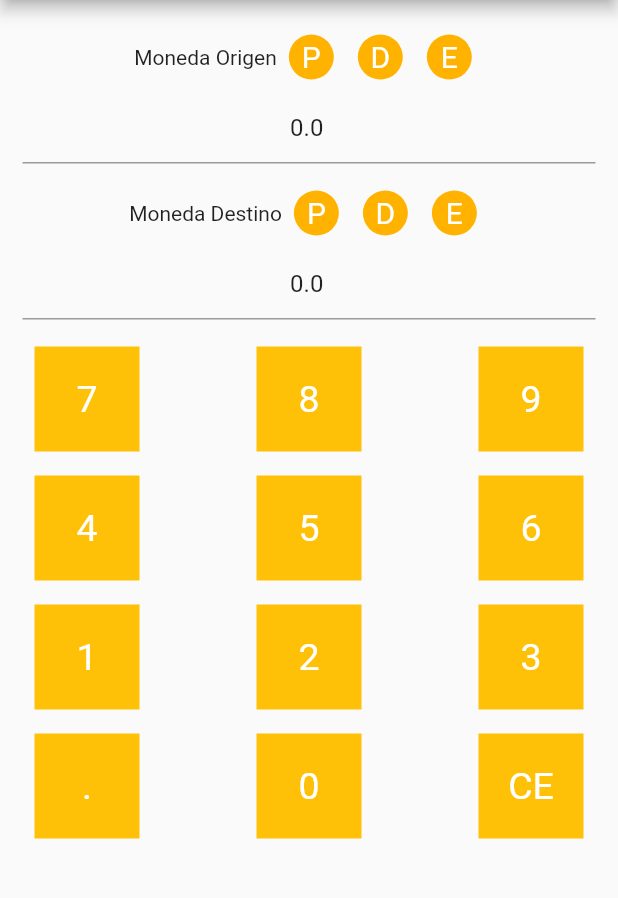
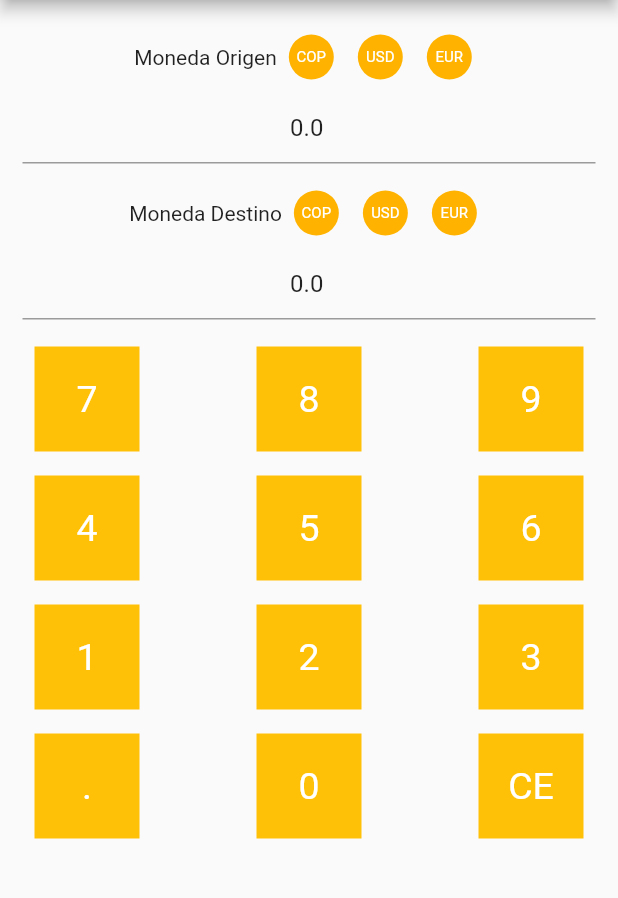
Before and after one commit to garv018/divisas, a Flutter app: the screen it shows after launch, on a phone screen of 412 x 824 dp, the part 84-982 px from its top. Run offline on Flutter 3.47's test engine with Material 2 defaults, Android fonts, the phone set to English and light mode, and no system bars.

```diff
--- a/lib/ui/calculadora/convertir.dart
+++ b/lib/ui/calculadora/convertir.dart
@@ -113,19 +113,19 @@ class _ConvertirState extends State<Convertir> {
                 onTap: () => cambiarestadoO("P"),
                 child: Monedas(
                   moneda: pesoO,
-                  texto: 'P',
+                  texto: 'COP',
                 ),
               ),
               GestureDetector(
                 onTap: () => cambiarestadoO("D"),
                 child: Monedas(
                   moneda: dolarO,
-                  texto: "D",
+                  texto: "USD",
                 ),
               ),
               GestureDetector(
                 onTap: () => cambiarestadoO("E"),
-                child: Monedas(moneda: euroO, texto: "E"),
+                child: Monedas(moneda: euroO, texto: "EUR"),
               ),
             ],
           ),
@@ -146,19 +146,19 @@ class _ConvertirState extends State<Convertir> {
                 onTap: () => cambiarestadoD("P"),
                 child: Monedas(
                   moneda: pesoD,
-                  texto: 'P',
+                  texto: 'COP',
                 ),
               ),
               GestureDetector(
                 onTap: () => cambiarestadoD("D"),
                 child: Monedas(
                   moneda: dolarD,
-                  texto: "D",
+                  texto: "USD",
                 ),
               ),
               GestureDetector(
                 onTap: () => cambiarestadoD("E"),
-                child: Monedas(moneda: euroD, texto: "E"),
+                child: Monedas(moneda: euroD, texto: "EUR"),
               ),
             ],
           ),
@@ -240,7 +240,7 @@ class Monedas extends StatelessWidget {
         backgroundColor: moneda ? Colors.purple : Colors.amber[600],
         child: Text(
           texto,
-          style: const TextStyle(color: Colors.white, fontSize: 20),
+          style: const TextStyle(color: Colors.white, fontSize: 10),
         ),
       ),
     );
```
